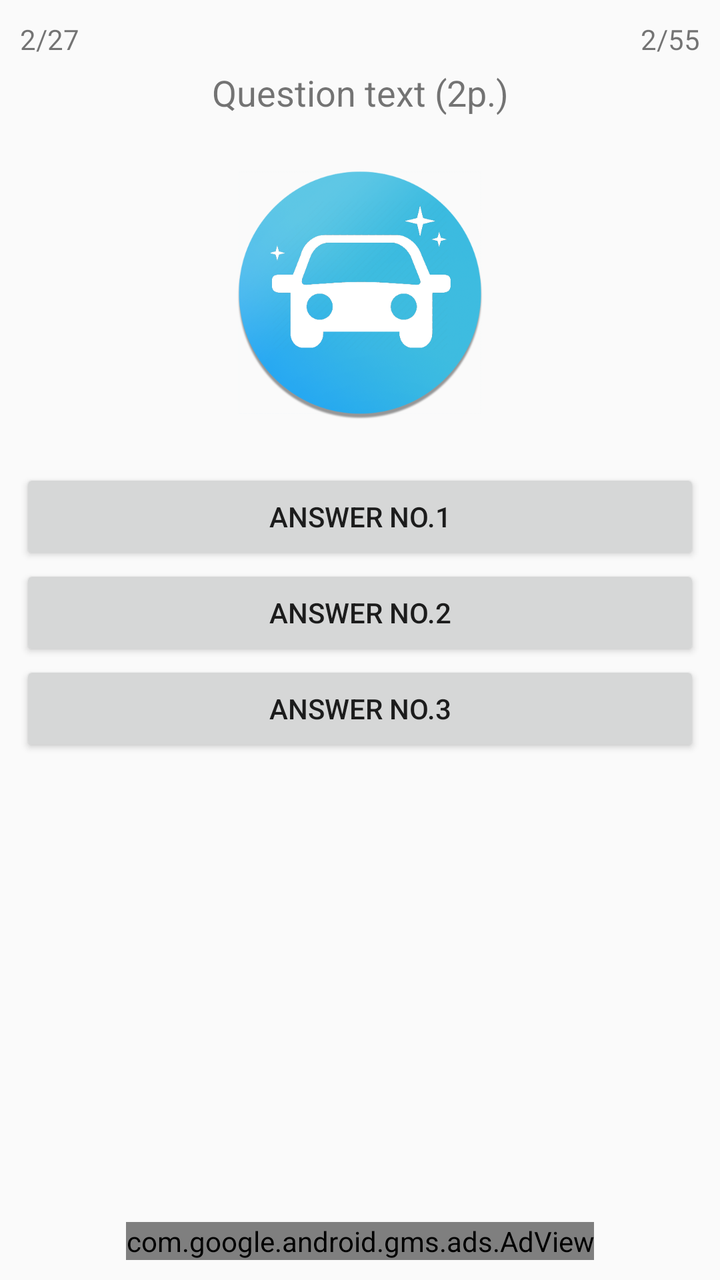
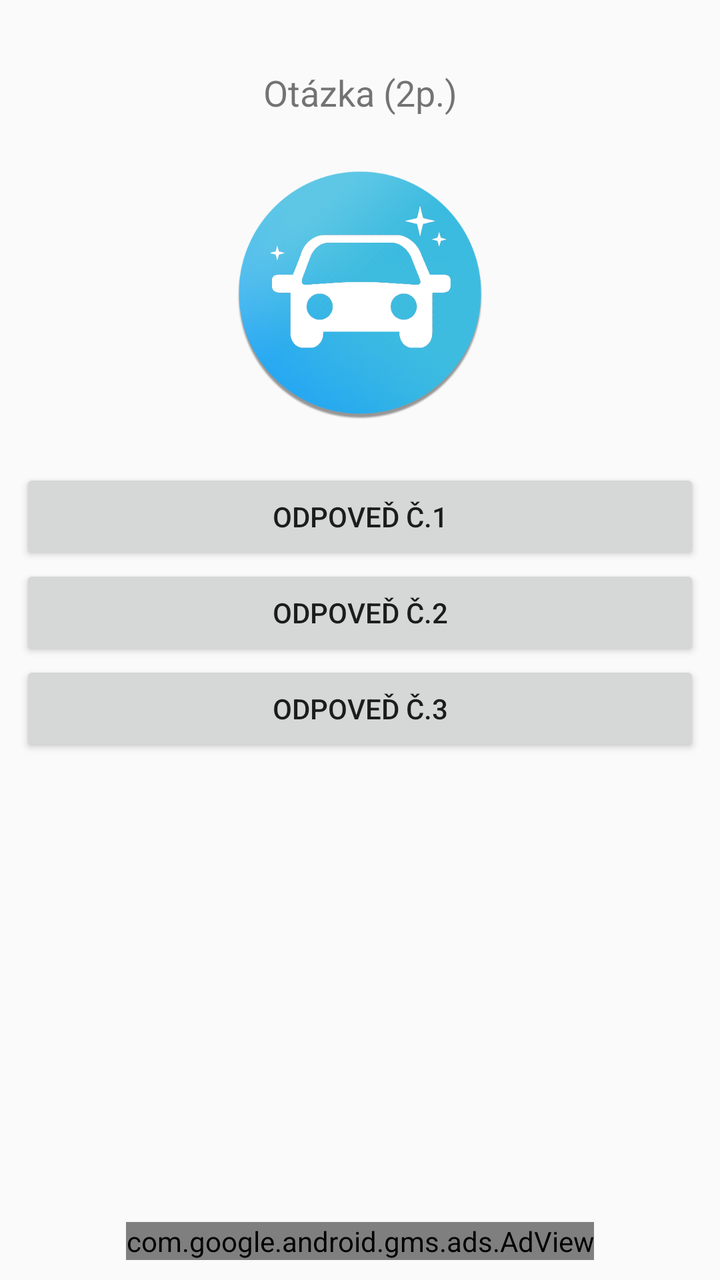

Screens rendered from an Android XML layout before and after an edit, with the pre-edit source and the edit as a unified diff.
<!-- AndroidManifest.xml: application theme MyTheme.Light -->
<!-- res/layout/fragment_test.xml -->
<RelativeLayout xmlns:ads="http://schemas.android.com/apk/res-auto"
                xmlns:android="http://schemas.android.com/apk/res/android"
                xmlns:app="http://schemas.android.com/apk/res-auto"
                xmlns:tools="http://schemas.android.com/tools"
                android:layout_width="match_parent"
                android:layout_height="match_parent"
                android:background="?android:attr/windowBackground"
                android:paddingBottom="@dimen/activity_vertical_margin"
                android:paddingLeft="@dimen/activity_horizontal_margin"
                android:paddingRight="@dimen/activity_horizontal_margin"
                android:paddingTop="@dimen/activity_vertical_margin"
                app:layout_behavior="@string/appbar_scrolling_view_behavior"
                tools:context=".TestActivityFragment">

    
    <TextView
        android:id="@+id/question_counter"
        android:layout_width="wrap_content"
        android:layout_height="wrap_content"
        android:text="2/27"/>

    
    <TextView
        android:id="@+id/points_counter"
        android:layout_width="wrap_content"
        android:layout_height="wrap_content"
        android:layout_alignParentEnd="true"
        android:layout_alignParentRight="true"
        android:text="2/55"/>

    
    <TextView
        android:id="@+id/question_text"
        android:layout_width="match_parent"
        android:layout_height="wrap_content"
        android:layout_marginTop="24dp"
        android:gravity="center_horizontal"
        android:text="Question text (2p.)"
        android:textSize="18sp"/>

    <ImageView
        android:layout_width="128dp"
        android:layout_height="128dp"
        android:layout_below="@id/question_text"
        android:layout_centerHorizontal="true"
        android:layout_marginTop="24dp"
        android:src="@drawable/app_icon"/>

    
    <LinearLayout
        android:layout_width="match_parent"
        android:layout_height="wrap_content"
        android:layout_below="@id/question_text"
        android:layout_marginTop="176dp"
        android:orientation="vertical">

        <Button
            android:id="@+id/button1"
            android:layout_width="match_parent"
            android:layout_height="wrap_content"
            android:text="Answer no.1"/>

        <Button
            android:id="@+id/button2"
            android:layout_width="match_parent"
            android:layout_height="wrap_content"
            android:text="Answer no.2"/>

        <Button
            android:id="@+id/button3"
            android:layout_width="match_parent"
            android:layout_height="wrap_content"
            android:text="Answer no.3"/>

    </LinearLayout>

    <com.google.android.gms.ads.AdView
        android:id="@+id/adView"
        android:layout_width="wrap_content"
        android:layout_height="wrap_content"
        android:layout_alignParentBottom="true"
        android:layout_centerHorizontal="true"
        ads:adSize="BANNER"
        ads:adUnitId="@string/banner_ad_unit_id"/>

</RelativeLayout>
<!-- resources referenced by this layout -->
<resources>
  <dimen name="activity_horizontal_margin">10dp</dimen>
  <dimen name="activity_vertical_margin">10dp</dimen>
  <!-- drawable app_icon: png bitmap (drawable, 141097 bytes) -->
  <string name="banner_ad_unit_id">ca-app-pub-7362127401681337/9720209806</string>
  <style name="MyTheme.Light" parent="@style/Theme.AppCompat.Light.NoActionBar">
          
          
          <item name="colorPrimary">@color/colorPrimary</item>
          <item name="colorPrimaryDark">@color/colorPrimaryDark</item>
          <item name="colorSecondary">@color/colorSecondary</item>
          <item name="colorSecondaryDark">@color/colorSecondaryDark</item>
          <item name="colorCardBackground">@color/colorCardBackground</item>
          <item name="colorNavigationDrawerBackground">@color/colorNavigationDrawerBackground</item>
      </style>
  <color name="colorPrimary" type="color">#4285F4</color>
  <color name="colorPrimaryDark" type="color">#3367D6</color>
  <color name="colorSecondary" type="color">@color/deep_teal_300</color>
  <color name="colorSecondaryDark" type="color">@color/deep_teal_500</color>
  <color name="colorCardBackground" type="color">#ffffff</color>
  <color name="colorNavigationDrawerBackground" type="color">#fafafa</color>
  <color name="deep_teal_300" type="color">#4DB6AC</color>
  <color name="deep_teal_500" type="color">#009688</color>
</resources>

<!-- the commit's change to res/layout/fragment_test.xml (unified diff, before → after) -->
@@ -14,28 +14,12 @@
 
     
     <TextView
-        android:id="@+id/question_counter"
-        android:layout_width="wrap_content"
-        android:layout_height="wrap_content"
-        android:text="2/27"/>
-
-    
-    <TextView
-        android:id="@+id/points_counter"
-        android:layout_width="wrap_content"
-        android:layout_height="wrap_content"
-        android:layout_alignParentEnd="true"
-        android:layout_alignParentRight="true"
-        android:text="2/55"/>
-
-    
-    <TextView
         android:id="@+id/question_text"
         android:layout_width="match_parent"
         android:layout_height="wrap_content"
         android:layout_marginTop="24dp"
         android:gravity="center_horizontal"
-        android:text="Question text (2p.)"
+        android:text="Otázka (2p.)"
         android:textSize="18sp"/>
 
     <ImageView
@@ -58,19 +42,19 @@
             android:id="@+id/button1"
             android:layout_width="match_parent"
             android:layout_height="wrap_content"
-            android:text="Answer no.1"/>
+            android:text="Odpoveď č.1"/>
 
         <Button
             android:id="@+id/button2"
             android:layout_width="match_parent"
             android:layout_height="wrap_content"
-            android:text="Answer no.2"/>
+            android:text="Odpoveď č.2"/>
 
         <Button
             android:id="@+id/button3"
             android:layout_width="match_parent"
             android:layout_height="wrap_content"
-            android:text="Answer no.3"/>
+            android:text="Odpoveď č.3"/>
 
     </LinearLayout>
 
